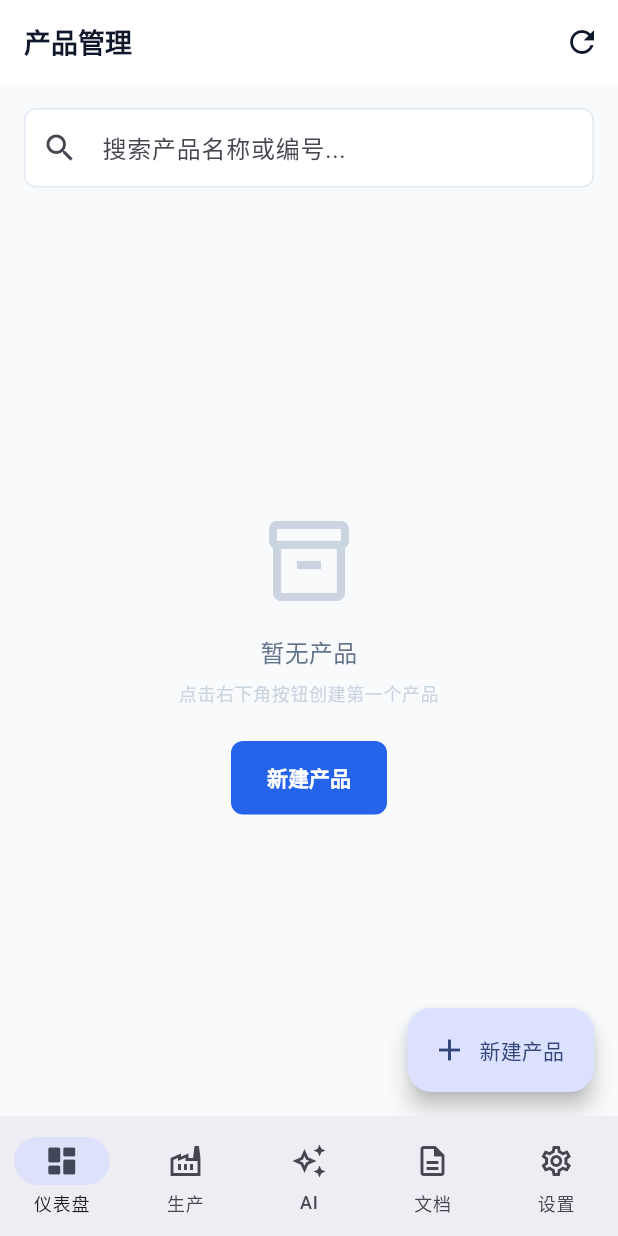
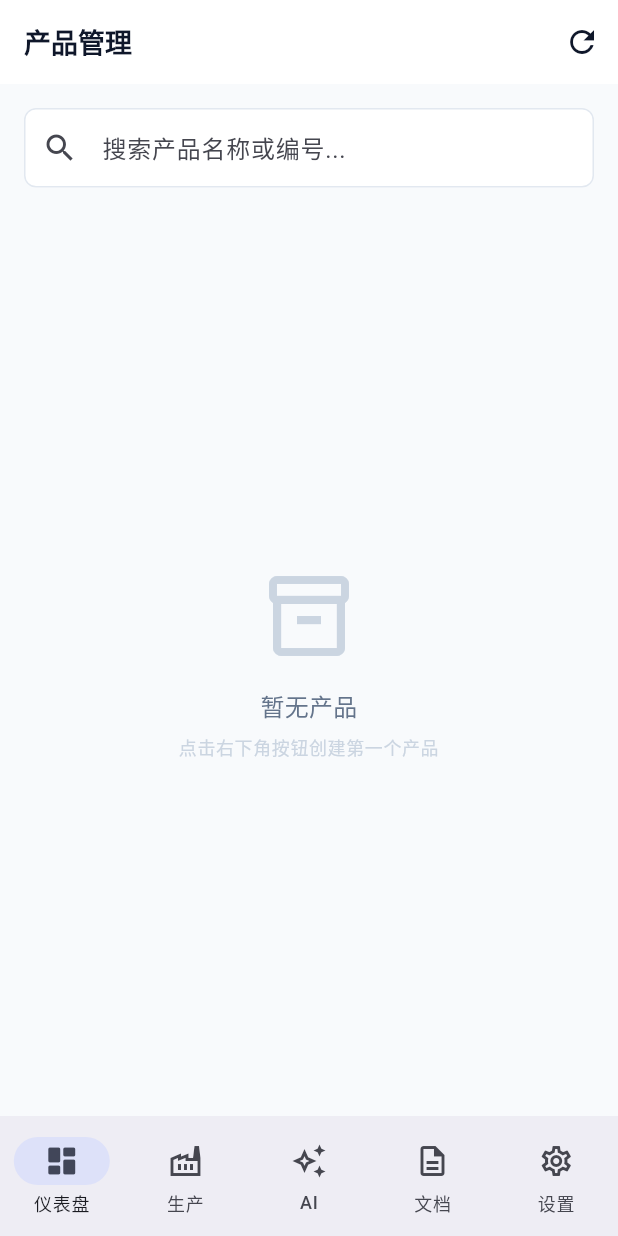
Before and after one commit to lian1107/smartfactory, a Flutter app: the ProductListScreen screen opened by its route, on a phone screen of 412 x 824 dp. Run offline on Flutter 3.47's test engine with Material 3 defaults, Android fonts, the phone set to English and light mode, and no system bars; our stand-ins replace flutter_dotenv, flutter_riverpod, go_router, shimmer, supabase_flutter; accounts and stored records are empty; generated files the repository leaves out were written again.

Commit message:
feat: add canEdit() permission guard, hide edit/create buttons for non-admin
Co-Authored-By: Claude Sonnet 4.6 <noreply@anthropic.com>

```diff
--- a/lib/config/constants.dart
+++ b/lib/config/constants.dart
@@ -59,3 +59,6 @@ class AppConstants {
     'technician': '维修技术员',
   };
 }
+
+/// Only admin can create, edit or delete records.
+bool canEdit(String? role) => role == 'admin';
--- a/lib/screens/products/product_detail_screen.dart
+++ b/lib/screens/products/product_detail_screen.dart
@@ -2,9 +2,11 @@ import 'package:flutter/material.dart';
 import 'package:flutter_riverpod/flutter_riverpod.dart';
 import 'package:go_router/go_router.dart';
 import 'package:url_launcher/url_launcher.dart';
+import 'package:smartfactory/config/constants.dart';
 import 'package:smartfactory/config/theme.dart';
 import 'package:smartfactory/models/product.dart';
 import 'package:smartfactory/models/document_link.dart';
+import 'package:smartfactory/providers/auth_provider.dart';
 import 'package:smartfactory/providers/project_providers.dart';
 import 'package:smartfactory/widgets/common/confirm_dialog.dart';
 import 'package:smartfactory/widgets/common/error_state.dart';
@@ -76,10 +78,13 @@ class _ProductDetailView extends ConsumerWidget {
 
   @override
   Widget build(BuildContext context, WidgetRef ref) {
+    final profile = ref.watch(currentProfileProvider).valueOrNull;
+
     return Scaffold(
       appBar: AppBar(
         title: Text(product.name),
         actions: [
+          if (canEdit(profile?.role)) ...[
             IconButton(
               icon: const Icon(Icons.edit_outlined),
               onPressed: () => context.go('/products/${product.id}/edit'),
@@ -88,6 +93,7 @@ class _ProductDetailView extends ConsumerWidget {
               icon: const Icon(Icons.delete_outline, color: AppColors.error),
               onPressed: () => _delete(context, ref),
             ),
+          ],
         ],
         bottom: TabBar(
           controller: tabController,
--- a/lib/screens/products/product_list_screen.dart
+++ b/lib/screens/products/product_list_screen.dart
@@ -1,8 +1,10 @@
 import 'package:flutter/material.dart';
 import 'package:flutter_riverpod/flutter_riverpod.dart';
 import 'package:go_router/go_router.dart';
+import 'package:smartfactory/config/constants.dart';
 import 'package:smartfactory/config/theme.dart';
 import 'package:smartfactory/models/product.dart';
+import 'package:smartfactory/providers/auth_provider.dart';
 import 'package:smartfactory/providers/project_providers.dart';
 import 'package:smartfactory/widgets/common/empty_state.dart';
 import 'package:smartfactory/widgets/common/error_state.dart';
@@ -27,6 +29,7 @@ class _ProductListScreenState extends ConsumerState<ProductListScreen> {
   @override
   Widget build(BuildContext context) {
     final productsAsync = ref.watch(productListProvider);
+    final profile = ref.watch(currentProfileProvider).valueOrNull;
 
     return Scaffold(
       appBar: AppBar(
@@ -39,11 +42,13 @@ class _ProductListScreenState extends ConsumerState<ProductListScreen> {
           ),
         ],
       ),
-      floatingActionButton: FloatingActionButton.extended(
-        onPressed: () => context.go('/products/new'),
-        icon: const Icon(Icons.add),
-        label: const Text('新建产品'),
-      ),
+      floatingActionButton: canEdit(profile?.role)
+          ? FloatingActionButton.extended(
+              onPressed: () => context.go('/products/new'),
+              icon: const Icon(Icons.add),
+              label: const Text('新建产品'),
+            )
+          : null,
       body: Column(
         children: [
           // Search bar
@@ -89,10 +94,12 @@ class _ProductListScreenState extends ConsumerState<ProductListScreen> {
                     message: '暂无产品',
                     subMessage: '点击右下角按钮创建第一个产品',
                     icon: Icons.inventory_2_outlined,
-                    action: ElevatedButton(
-                      onPressed: () => context.go('/products/new'),
-                      child: const Text('新建产品'),
-                    ),
+                    action: canEdit(profile?.role)
+                        ? ElevatedButton(
+                            onPressed: () => context.go('/products/new'),
+                            child: const Text('新建产品'),
+                          )
+                        : null,
                   );
                 }
                 return RefreshIndicator(
--- a/lib/screens/projects/project_detail_screen.dart
+++ b/lib/screens/projects/project_detail_screen.dart
@@ -1,9 +1,11 @@
 import 'package:flutter/material.dart';
 import 'package:flutter_riverpod/flutter_riverpod.dart';
 import 'package:go_router/go_router.dart';
+import 'package:smartfactory/config/constants.dart';
 import 'package:smartfactory/config/theme.dart';
 import 'package:smartfactory/models/project.dart';
 import 'package:smartfactory/models/project_phase.dart';
+import 'package:smartfactory/providers/auth_provider.dart';
 import 'package:smartfactory/providers/project_providers.dart';
 import 'package:smartfactory/providers/realtime_providers.dart';
 import 'package:smartfactory/utils/date_utils.dart';
@@ -63,6 +65,8 @@ class _ProjectView extends ConsumerWidget {
 
   @override
   Widget build(BuildContext context, WidgetRef ref) {
+    final profile = ref.watch(currentProfileProvider).valueOrNull;
+
     return Scaffold(
       appBar: AppBar(
         title: Column(
@@ -89,6 +93,7 @@ class _ProjectView extends ConsumerWidget {
           ],
         ),
         actions: [
+          if (canEdit(profile?.role))
             PopupMenuButton<String>(
               onSelected: (action) => _handleAction(context, ref, action),
               itemBuilder: (_) => [
```
Also changed, not shown: lib/screens/projects/project_list_screen.dart (+16 -9 lines). Lines whose indentation alone changed are shown as unchanged.
